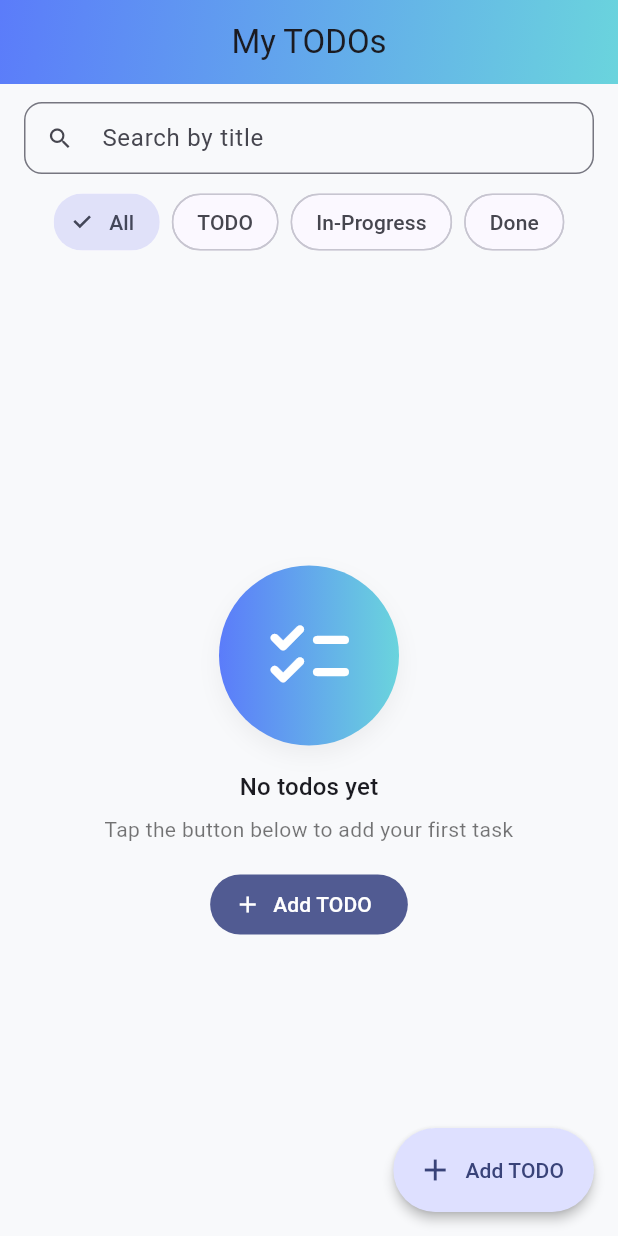
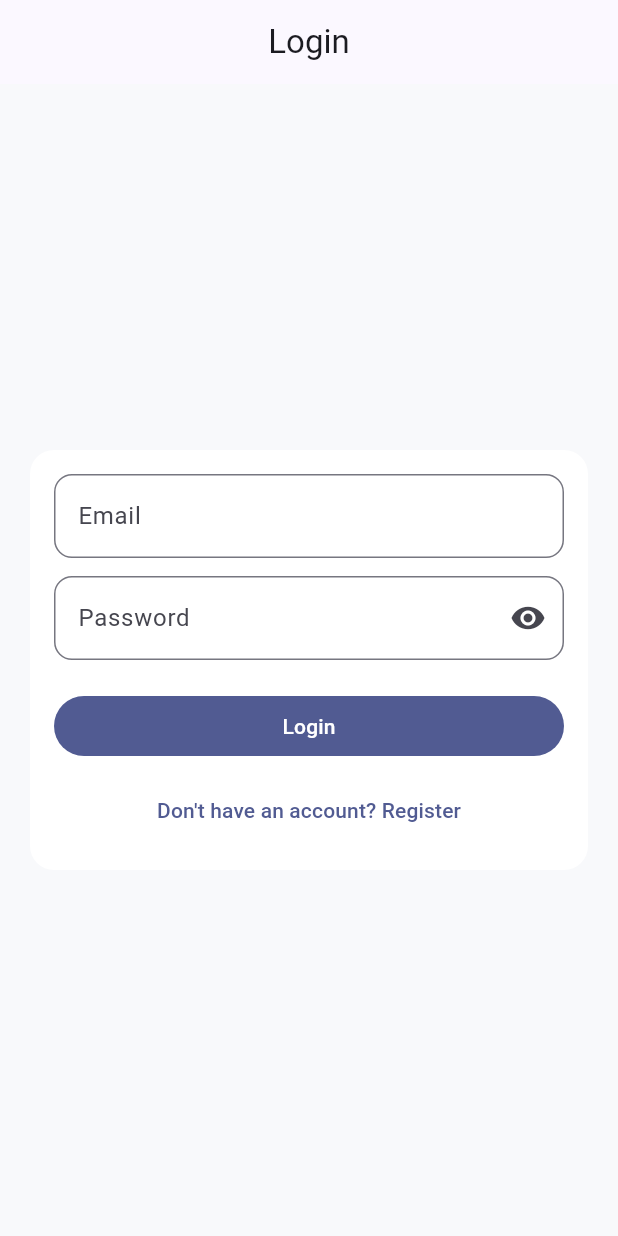
Before and after one commit to yrparmar/TO_DO_App_-_LMG_Flutter_Interview_yash, a Flutter app: the screen it shows after launch, on a phone screen of 412 x 824 dp. Run offline on Flutter 3.47's test engine with Material 3 defaults, Android fonts, the phone set to English and light mode, and no system bars; our stand-ins replace cloud_firestore, firebase_auth, firebase_core, flutter_local_notifications, hive, hive_flutter; accounts and stored records are empty.

Commit message:
firebase auth add

```diff
--- a/lmg_todo_app/lib/main.dart
+++ b/lmg_todo_app/lib/main.dart
@@ -1,14 +1,17 @@
 import 'package:flutter/material.dart';
 import 'package:provider/provider.dart';
 
+import 'package:firebase_core/firebase_core.dart';
 import 'controllers/todo_controller.dart';
 import 'data/todo_repository.dart';
-import 'pages/todo_list_page.dart';
 import 'utils/notification_service.dart';
+import 'firebase_options.dart';
+import 'pages/auth/auth_gate.dart';
 
 Future<void> main() async {
   WidgetsFlutterBinding.ensureInitialized();
   await NotificationService.instance.init();
+  await Firebase.initializeApp(options: DefaultFirebaseOptions.currentPlatform);
   final repository = TodoRepository();
   final controller = TodoController(repository);
   await controller.init();
@@ -59,7 +62,7 @@ class MyApp extends StatelessWidget {
           ),
           visualDensity: VisualDensity.standard,
         ),
-        home: const TodoListPage(),
+        home: const AuthGate(),
       ),
     );
   }
--- /dev/null
+++ b/lmg_todo_app/lib/pages/auth/auth_gate.dart
@@ -0,0 +1,28 @@
+import 'package:firebase_auth/firebase_auth.dart';
+import 'package:flutter/material.dart';
+
+import '../todo_list_page.dart';
+import 'login_page.dart';
+
+class AuthGate extends StatelessWidget {
+  const AuthGate({super.key});
+
+  @override
+  Widget build(BuildContext context) {
+    return StreamBuilder<User?>(
+      stream: FirebaseAuth.instance.authStateChanges(),
+      builder: (context, snapshot) {
+        if (snapshot.connectionState == ConnectionState.waiting) {
+          return const Scaffold(
+            body: Center(child: CircularProgressIndicator()),
+          );
+        }
+        final user = snapshot.data;
+        if (user == null) {
+          return const LoginPage();
+        }
+        return const TodoListPage();
+      },
+    );
+  }
+}
--- /dev/null
+++ b/lmg_todo_app/lib/pages/auth/login_page.dart
@@ -0,0 +1,122 @@
+import 'package:firebase_auth/firebase_auth.dart';
+import 'package:flutter/material.dart';
+
+import 'register_page.dart';
+
+class LoginPage extends StatefulWidget {
+  const LoginPage({super.key});
+
+  @override
+  State<LoginPage> createState() => _LoginPageState();
+}
+
+class _LoginPageState extends State<LoginPage> {
+  final _formKey = GlobalKey<FormState>();
+  final TextEditingController _emailController = TextEditingController();
+  final TextEditingController _passwordController = TextEditingController();
+  bool _obscure = true;
+  bool _loading = false;
+
+  @override
+  void dispose() {
+    _emailController.dispose();
+    _passwordController.dispose();
+    super.dispose();
+  }
+
+  String? _validateEmail(String? value) {
+    if (value == null || value.trim().isEmpty) return 'Email is required';
+    final emailRegex = RegExp(r'^[^@\s]+@[^@\s]+\.[^@\s]+$');
+    if (!emailRegex.hasMatch(value.trim())) return 'Enter a valid email';
+    return null;
+  }
+
+  String? _validatePassword(String? value) {
+    if (value == null || value.length < 6) return 'Min 6 characters';
+    return null;
+  }
+
+  Future<void> _login() async {
+    if (!_formKey.currentState!.validate()) return;
+    setState(() => _loading = true);
+    try {
+      await FirebaseAuth.instance.signInWithEmailAndPassword(
+        email: _emailController.text.trim(),
+        password: _passwordController.text,
+      );
+    } on FirebaseAuthException catch (e) {
+      final message = e.message ?? 'Login failed';
+      if (mounted) {
+        ScaffoldMessenger.of(context).showSnackBar(SnackBar(content: Text(message)));
+      }
+    } finally {
+      if (mounted) setState(() => _loading = false);
+    }
+  }
+
+  @override
+  Widget build(BuildContext context) {
+    return Scaffold(
+      appBar: AppBar(title: const Text('Login')),
+      body: Center(
+        child: SingleChildScrollView(
+          padding: const EdgeInsets.all(16),
+          child: ConstrainedBox(
+            constraints: const BoxConstraints(maxWidth: 420),
+            child: Card(
+              child: Padding(
+                padding: const EdgeInsets.all(16),
+                child: Form(
+                  key: _formKey,
+                  child: Column(
+                    mainAxisSize: MainAxisSize.min,
+                    crossAxisAlignment: CrossAxisAlignment.stretch,
+                    children: [
+                      TextFormField(
+                        controller: _emailController,
+                        decoration: const InputDecoration(labelText: 'Email'),
+                        keyboardType: TextInputType.emailAddress,
+                        validator: _validateEmail,
+                        autofillHints: const [AutofillHints.username, AutofillHints.email],
+                      ),
+                      const SizedBox(height: 12),
+                      TextFormField(
+                        controller: _passwordController,
+                        decoration: InputDecoration(
+                          labelText: 'Password',
+                          suffixIcon: IconButton(
+                            onPressed: () => setState(() => _obscure = !_obscure),
+                            icon: Icon(_obscure ? Icons.visibility : Icons.visibility_off),
+                          ),
+                        ),
+                        obscureText: _obscure,
+                        validator: _validatePassword,
+                        autofillHints: const [AutofillHints.password],
+                      ),
+                      const SizedBox(height: 20),
+                      FilledButton(
+                        onPressed: _loading ? null : _login,
+                        child: _loading
+                            ? const SizedBox(height: 22, width: 22, child: CircularProgressIndicator(strokeWidth: 2))
+                            : const Text('Login'),
+                      ),
+                      const SizedBox(height: 8),
+                      TextButton(
+                        onPressed: _loading
+                            ? null
+                            : () => Navigator.of(context).push(
+                                  MaterialPageRoute(builder: (_) => const RegisterPage()),
+                                ),
+                        child: const Text("Don't have an account? Register"),
+                      ),
+                    ],
+                  ),
+                ),
+              ),
+            ),
+          ),
+        ),
+      ),
+    );
+  }
+}
--- a/lmg_todo_app/pubspec.yaml
+++ b/lmg_todo_app/pubspec.yaml
@@ -39,6 +39,10 @@ dependencies:
   hive_flutter: ^1.1.0
   path_provider: ^2.1.5
   flutter_local_notifications: ^19.4.0
+  firebase_core: ^4.0.0
+  firebase_auth: ^6.0.1
+  cloud_firestore: ^6.0.0
+
 
 dev_dependencies:
   flutter_test:
```
Also changed, not shown: lmg_todo_app/lib/pages/auth/register_page.dart (added, +121 -0 lines), lmg_todo_app/lib/pages/todo_list_page.dart (+12 -0 lines), lmg_todo_app/firebase.json (added), lmg_todo_app/lib/firebase_options.dart (added), lmg_todo_app/pubspec.lock, 7 other files.
